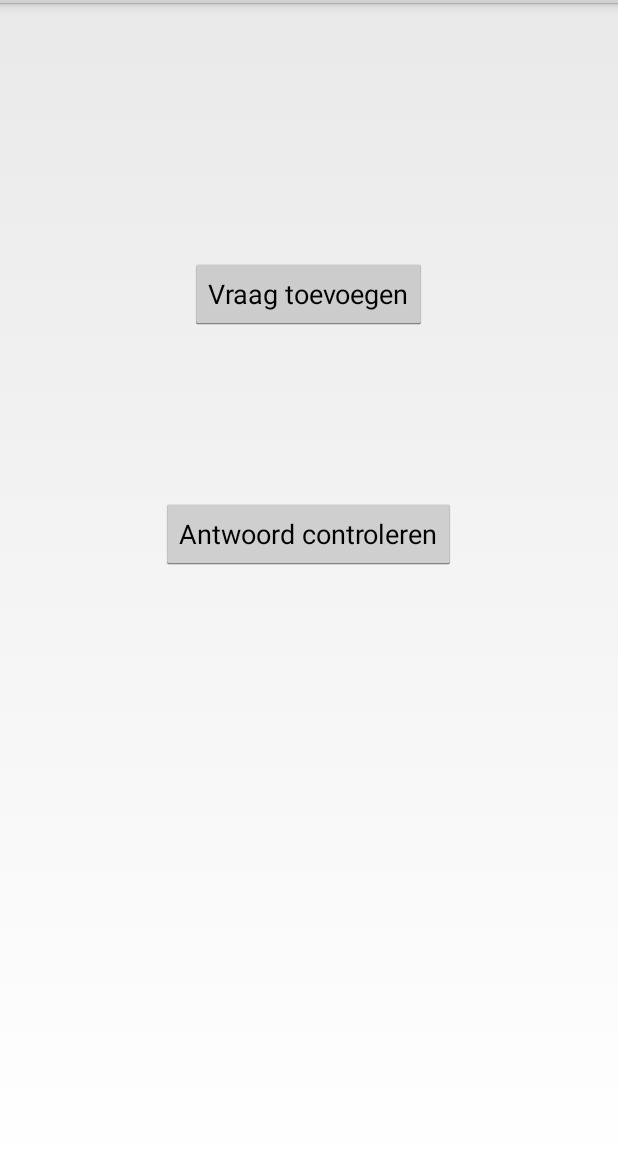
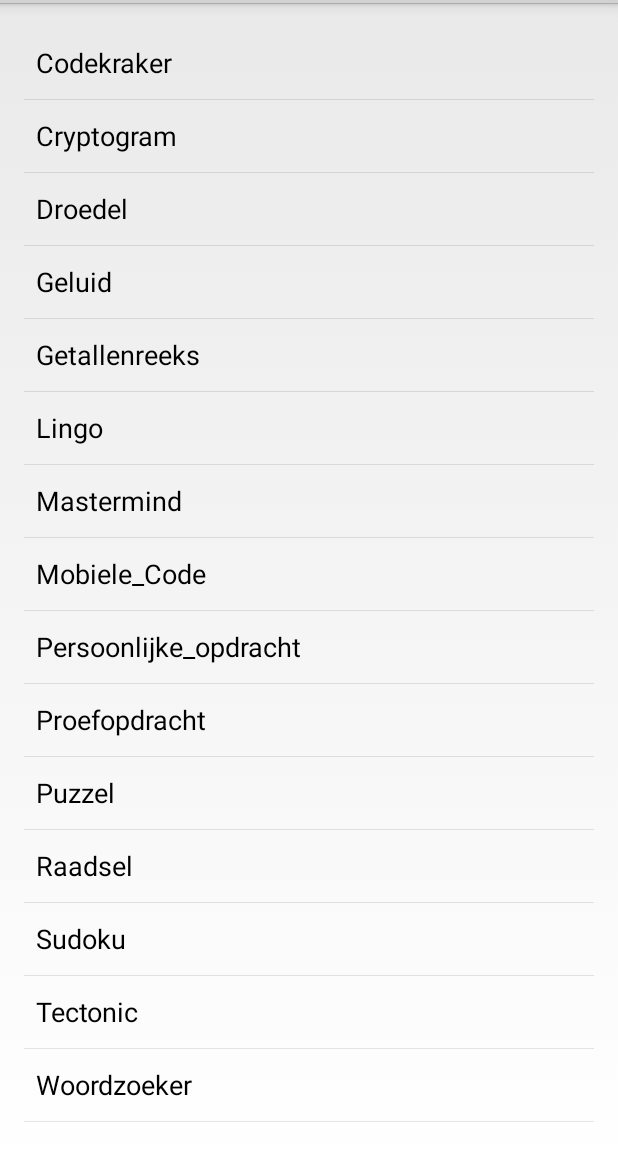
Before and after one commit to KennethVG/AtventuresDB, an Android app: the screen it shows after launch (MainActivity), on a phone screen of 412 x 824 dp, the part 69-1236 px from its top. Run offline under Robolectric (Android 15) with nearby library versions, the phone set to English and light mode, and no system bars.

Commit message:
Changed icon launcher Added new code for see the code

```diff
--- a/app/src/main/AndroidManifest.xml
+++ b/app/src/main/AndroidManifest.xml
@@ -4,7 +4,7 @@
 
     <application
         android:allowBackup="true"
-        android:icon="@mipmap/ic_launcher"
+        android:icon="@mipmap/icon_launcher"
         android:label="@string/app_name"
         android:supportsRtl="true"
         android:theme="@android:style/Theme.Holo.Light">
--- a/app/src/main/java/atventures/be/atventuresdb/MainActivity.java
+++ b/app/src/main/java/atventures/be/atventuresdb/MainActivity.java
@@ -6,6 +6,7 @@
 import android.view.MenuItem;
 
 import atventures.be.atventuresdb.dao.BaseModelDao;
+import atventures.be.atventuresdb.fragments.AntwoordenFragment;
 import atventures.be.atventuresdb.fragments.MainActivityFragment;
 import atventures.be.atventuresdb.persistence.DBHelper;
 
@@ -19,7 +20,7 @@
         setContentView(R.layout.activity_main);
 
         // Load MainActivityFragment
-        getFragmentManager().beginTransaction().add(R.id.container, new MainActivityFragment()).commit();
+        getFragmentManager().beginTransaction().add(R.id.container, new AntwoordenFragment()).commit();
 
         // Create database if not exists
         db = new DBHelper(this);
--- a/app/src/main/java/atventures/be/atventuresdb/dao/BaseModelDao.java
+++ b/app/src/main/java/atventures/be/atventuresdb/dao/BaseModelDao.java
@@ -2,10 +2,7 @@
 
 import java.io.Serializable;
 
-/**
- * Created by kvangijsel on 28/02/2016.
- */
-public interface BaseModelDao extends Serializable {
+public interface BaseModelDao {
 
     // CONSTANTEN:
     // Naam van de database:
@@ -15,9 +12,9 @@
     String KEY_ROWID = "_id";
     String KEY_ANSWER = "antwoord";
     String KEY_TIP = "tip";
-    String KEY_GRADE ="graad";
-    String KEY_CODE= "cijferslot";
-    String KEY_ENVELOPPE= "enveloppe";
+    String KEY_GRADE = "graad";
+    String KEY_CODE = "cijferslot";
+    String KEY_ENVELOPPE = "enveloppe";
 
     // Tabellen in de database:
     String DB_TABLE_CODEKRAKER = "Codekraker";
@@ -26,16 +23,38 @@
     String DB_TABLE_MASTERMIND = "Mastermind";
     String DB_TABLE_SUDOKU = "Sudoku";
     String DB_TABLE_WOORDZOEKER = "Woordzoeker";
+    String DB_TABLE_MOBIELE_CODE = "Mobiele_Code";
+    String DB_TABLE_LINGO = "Lingo";
+    String DB_TABLE_PROEFOPDRACHT = "Proefopdracht";
+    String DB_TABLE_PERSOONLIJKE_OPDRACHT = "Persoonlijke_opdracht";
+    String DB_TABLE_PUZZEL = "Puzzel";
+    String DB_TABLE_RAADSEL = "Raadsel";
+    String DB_TABLE_TECTONIC = "Tectonic";
+    String DB_TABLE_GELUID = "Geluid";
+    String DB_TABLE_GETALLENREEKS = "Getallenreeks";
+
 
     // Tabelnamen:
-    String [] DB_TABLES = {DB_TABLE_CODEKRAKER, DB_TABLE_CRYPTOGRAM, DB_TABLE_DROEDEL, DB_TABLE_MASTERMIND, DB_TABLE_SUDOKU, DB_TABLE_WOORDZOEKER};
+    String[] DB_TABLES = {DB_TABLE_CODEKRAKER, DB_TABLE_CRYPTOGRAM, DB_TABLE_DROEDEL,
+            DB_TABLE_MASTERMIND, DB_TABLE_SUDOKU, DB_TABLE_WOORDZOEKER, DB_TABLE_MOBIELE_CODE,
+            DB_TABLE_LINGO, DB_TABLE_PROEFOPDRACHT, DB_TABLE_GETALLENREEKS, DB_TABLE_GELUID,
+            DB_TABLE_PERSOONLIJKE_OPDRACHT, DB_TABLE_TECTONIC, DB_TABLE_RAADSEL, DB_TABLE_PUZZEL};
+
+    // Andere:
+    String RIDDLE = "Raadsel ";
+    String PASSWORD = "0413";
 
     // METHODS:
     String getAnswerFromDB(int _id);
+
     String getTipFromDB(int _id);
+
     int getGradeFromDB(int _id);
+
     int getCodeFromDB(int _id);
+
     int getEnveloppeFromDB(int _id);
+
     int addQuestionToDB(int _id, String answer, String tip, int grade);
 
     Integer[] getquestions();
--- a/app/src/main/java/atventures/be/atventuresdb/fragments/AntwoordenFragment.java
+++ b/app/src/main/java/atventures/be/atventuresdb/fragments/AntwoordenFragment.java
@@ -8,6 +8,8 @@
 import android.widget.AdapterView;
 import android.widget.ArrayAdapter;
 import android.widget.ListView;
+
+import java.util.Arrays;
 
 import atventures.be.atventuresdb.R;
 import atventures.be.atventuresdb.dao.BaseModelDao;
@@ -27,6 +29,7 @@
                              Bundle savedInstanceState) {
         View view = inflater.inflate(R.layout.fragment_antwoorden, container, false);
         ListView lvTableNames = (ListView) view.findViewById(R.id.lv_tablenames);
+        Arrays.sort(BaseModelDao.DB_TABLES);
         items = new ArrayAdapter<>(getActivity(), android.R.layout.simple_list_item_1, BaseModelDao.DB_TABLES);
         lvTableNames.setAdapter(items);
         lvTableNames.setOnItemClickListener(this);
--- a/app/src/main/res/layout/fragment_code_kraker.xml
+++ b/app/src/main/res/layout/fragment_basemodel.xml
@@ -10,6 +10,6 @@
     <ListView
         android:layout_width="0dp"
         android:layout_height="wrap_content"
-        android:id="@+id/lv_codekrakers"
+        android:id="@+id/lv_basemodel"
         android:layout_weight="1" />
 </LinearLayout>
--- a/app/src/main/res/layout/fragment_main.xml
+++ b/app/src/main/res/layout/fragment_main.xml
@@ -1,4 +1,4 @@
-<RelativeLayout xmlns:android="http://schemas.android.com/apk/res/android"
+<LinearLayout xmlns:android="http://schemas.android.com/apk/res/android"
     xmlns:tools="http://schemas.android.com/tools"
     android:layout_width="match_parent"
     android:layout_height="match_parent"
@@ -7,24 +7,25 @@
     android:paddingRight="@dimen/activity_horizontal_margin"
     android:paddingTop="@dimen/activity_vertical_margin"
     tools:context=".fragments.MainActivityFragment"
-    android:weightSum="1"
-    android:orientation="vertical">
+    android:weightSum="2"
+    android:orientation="vertical"
+    android:background="@color/background_material_light">
 
     <Button
-        android:layout_width="wrap_content"
-        android:layout_height="wrap_content"
+        android:layout_width="fill_parent"
+        android:layout_height="0dp"
         android:text="@string/btn_vragen"
         android:id="@+id/btn_vragen"
-        android:layout_marginTop="138dp"
-        android:layout_alignParentTop="true"
-        android:layout_centerHorizontal="true" />
+        android:layout_weight="1"
+        android:background="@color/background_floating_material_light"
+        android:layout_margin="15dp" />
 
     <Button
-        android:layout_width="wrap_content"
-        android:layout_height="wrap_content"
+        android:layout_width="fill_parent"
+        android:layout_height="0dp"
         android:text="@string/btn_antwoorden"
         android:id="@+id/btn_antwoorden"
-        android:layout_marginTop="112dp"
-        android:layout_below="@+id/btn_vragen"
-        android:layout_centerHorizontal="true" />
-</RelativeLayout>
+        android:layout_weight="1"
+        android:background="@color/background_floating_material_light"
+        android:layout_margin="15dp" />
+</LinearLayout>
--- a/build.gradle
+++ b/build.gradle
@@ -5,7 +5,7 @@
         jcenter()
     }
     dependencies {
-        classpath 'com.android.tools.build:gradle:1.5.0'
+        classpath 'com.android.tools.build:gradle:2.1.0'
 
         // NOTE: Do not place your application dependencies here; they belong
         // in the individual module build.gradle files
```
Also changed, not shown: app/src/main/java/atventures/be/atventuresdb/fragments/BaseModelFragment.java (+117 -20 lines), app/src/main/res/layout/dialog_answer.xml (+7 -1 lines), app/src/main/res/layout/dialog_tip.xml (added, +73 -0 lines), app/src/main/res/values/strings.xml (+7 -1 lines), app/src/main/assets/Teambuilding.db, app/src/main/res/drawable/tip.png (added), app/src/main/res/mipmap/icon_launcher.png (added), gradle/wrapper/gradle-wrapper.properties.
